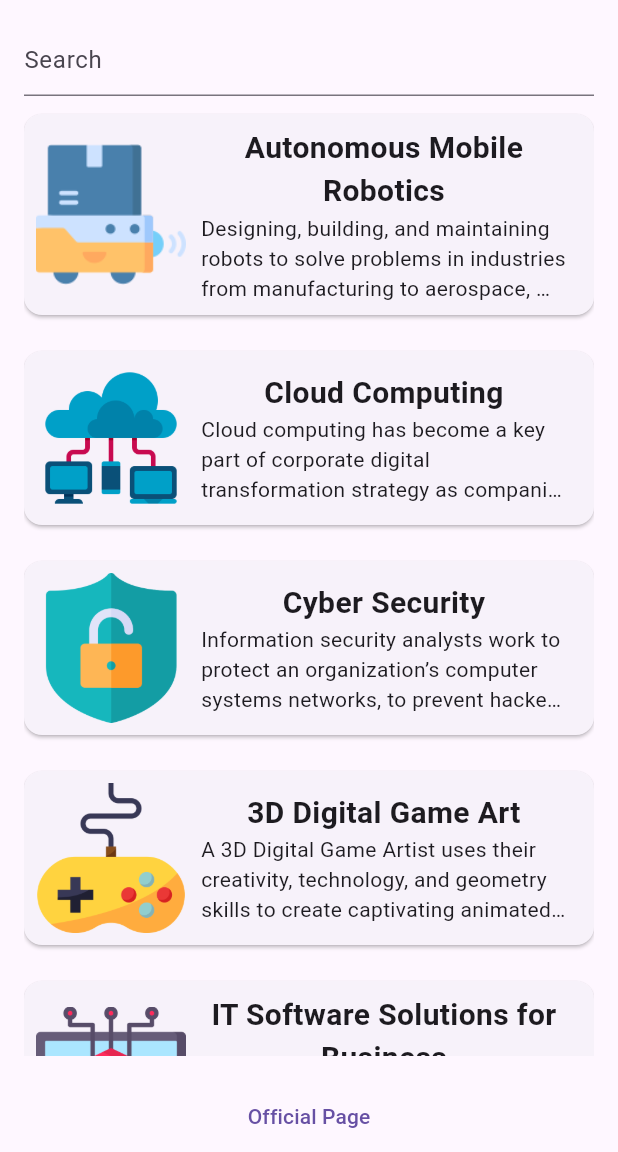
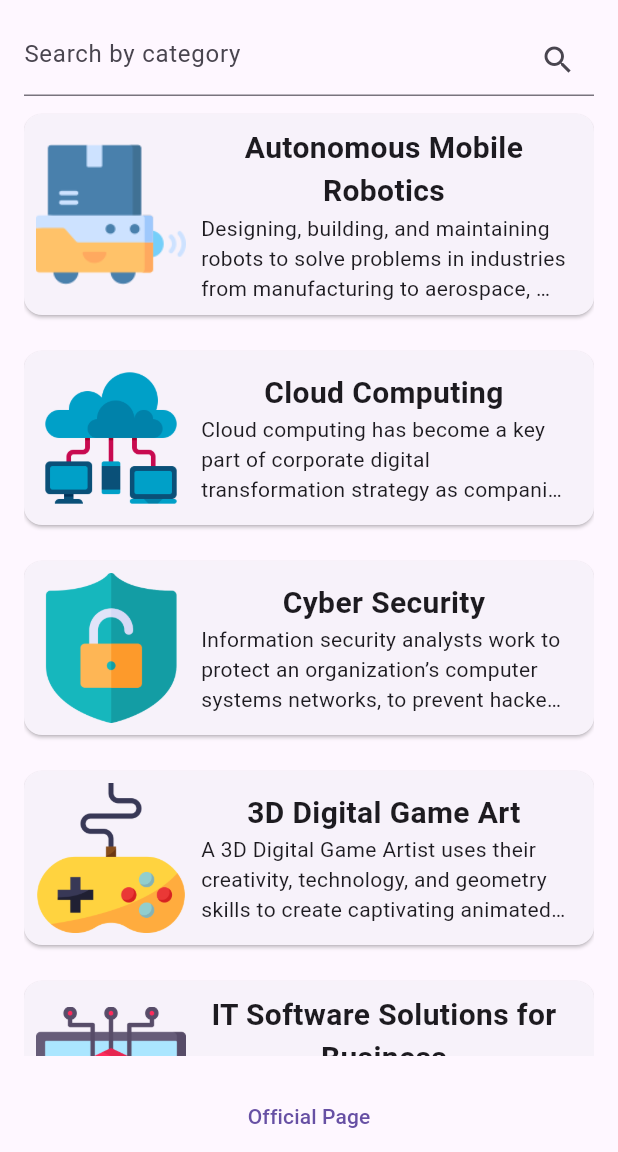
Before and after one commit to tehhh-o/praq_, a Flutter app: the screen it shows after launch, on a phone screen of 412 x 824 dp, the part 84-1236 px from its top. Run offline on Flutter 3.47's test engine with Material 3 defaults, Android fonts, the phone set to English and light mode, and no system bars; our stand-ins replace image_picker, webview_flutter; accounts and stored records are empty.

Commit message:
search function completed

```diff
--- a/lib/pages/home_page.dart
+++ b/lib/pages/home_page.dart
@@ -3,6 +3,7 @@ import 'package:crash_course/modules/events.dart';
 import 'package:crash_course/modules/ws_webview.dart';
 import 'package:crash_course/pages/event_detail_page.dart';
 import 'package:flutter/material.dart';
+import 'package:flutter/services.dart';
 
 class HomePage extends StatefulWidget {
   const HomePage({super.key});
@@ -12,19 +13,23 @@ class HomePage extends StatefulWidget {
 }
 
 class _HomePageState extends State<HomePage> {
-  late Future<List<Events>> eventFuture;
+  late List<Events> events;
+  List<Events> filteredEvents = [];
+  final cateorgyController = TextEditingController();
+  String filteredCategory = '';
 
-  Future<List<Events>> getEvents(BuildContext context) async {
-    final assetsBundle = DefaultAssetBundle.of(context);
-    final data = await assetsBundle.loadString('assets/data.json');
+  Future<void> getEvents() async {
+    final data = await rootBundle.loadString('assets/data.json');
     final body = jsonDecode(data);
 
-    return body.map<Events>(Events.fromJson).toList();
+    setState(() {
+      events = body.map<Events>(Events.fromJson).toList();
+    });
   }
 
   @override
   void initState() {
-    eventFuture = getEvents(context);
+    getEvents();
     super.initState();
   }
 
@@ -42,23 +47,44 @@ class _HomePageState extends State<HomePage> {
         padding: const EdgeInsets.all(16.0),
         child: Column(
           children: [
-            TextField(decoration: InputDecoration(hintText: 'Search')),
-            Expanded(
-              child: FutureBuilder(
-                future: eventFuture,
-                builder: (context, snapshot) {
-                  if (snapshot.hasData) {
-                    final events = snapshot.data!;
-                    return EventCards(events: events);
-                  } else {
-                    return Text('no data');
-                  }
-                },
+            TextField(
+              onSubmitted: (value) {
+                setState(() {
+                  filteredCategory = value;
+                  filteredEvents = events
+                      .where(
+                        (event) => event.Title.toLowerCase().contains(
+                          filteredCategory.toLowerCase(),
+                        ),
+                      )
+                      .toList();
+                });
+              },
+              controller: cateorgyController,
+              decoration: InputDecoration(
+                hintText: 'Search by category',
+                suffixIcon: IconButton(
+                  onPressed: () {
+                    setState(() {
+                      filteredCategory = cateorgyController.text;
+                      filteredEvents = events
+                          .where(
+                            (event) => event.Title.toLowerCase().contains(
+                              filteredCategory.toLowerCase(),
+                            ),
+                          )
+                          .toList();
+                    });
+                  },
+                  icon: Icon(Icons.search),
+                ),
               ),
             ),
+            EventCard(events: filteredCategory == '' ? events : filteredEvents),
           ],
         ),
       ),
+
       bottomNavigationBar: TextButton(
         onPressed: () {
           Navigator.of(
@@ -71,12 +97,16 @@ class _HomePageState extends State<HomePage> {
   }
 }
 
-class EventCards extends StatelessWidget {
+class EventCard extends StatelessWidget {
   final List<Events> events;
-  const EventCards({super.key, required this.events});
+  const EventCard({super.key, required this.events});
 
   @override
   Widget build(BuildContext context) {
+    if (events.isEmpty) {
+      return Center(child: Text('No event matching your search'));
+    }
+
     return Expanded(
       child: ListView.builder(
         itemCount: events.length,
```
